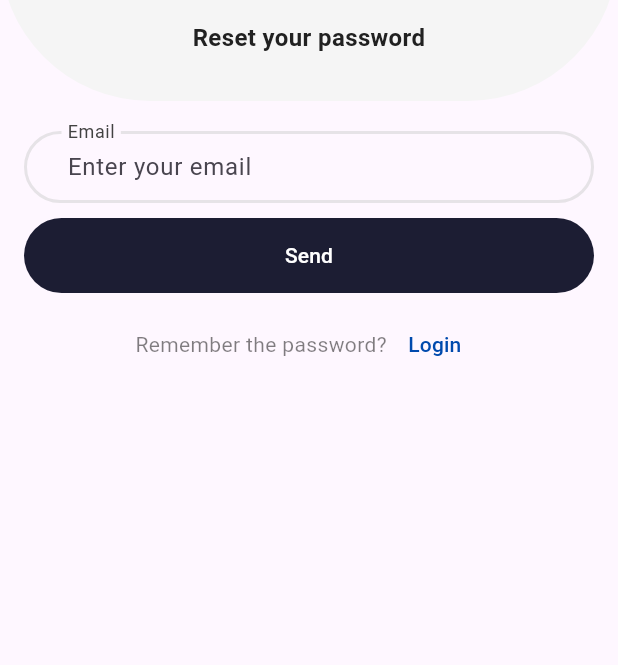
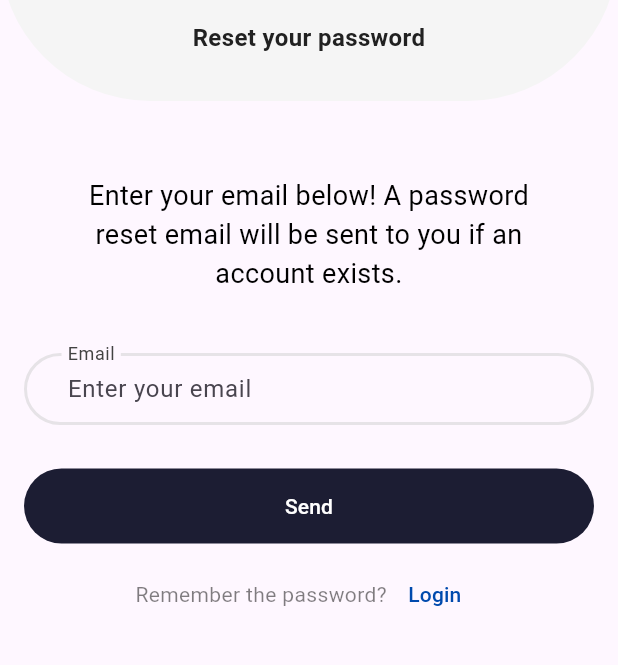
Before and after one commit to MuhannadAljabri/SpeakIQ, a Flutter app: the screen it shows after launch, item 2 of the bottom bar chosen, after a tap on "Forgot password?", on a phone screen of 412 x 824 dp, the part 199-864 px from its top. Run offline on Flutter 3.47's test engine with Material 3 defaults, Android fonts, the phone set to English and light mode, and no system bars; our stand-ins replace file_picker, firebase_auth, firebase_core, firebase_database, firebase_storage, flutter_svg and 3 more; missing offline and left inert: dart:ffi; accounts and stored records are empty; Roboto replaces fonts that are missing (Poppins).

Commit message:
editing style

```diff
--- a/lib/Screens/forgot_password.dart
+++ b/lib/Screens/forgot_password.dart
@@ -90,13 +90,23 @@ class _ForgotPasswordScreenState extends State<ForgotPasswordScreen> {
               )
             ],
           ),
-          const SizedBox(height: 10),
+          const Padding(
+                  padding: EdgeInsets.only(top: 50, bottom: 30, left: 50, right: 50),
+                  child: Text(
+                    "Enter your email below! A password reset email will be sent to you if an account exists.",
+                    textAlign: TextAlign.center,
+                    style: TextStyle(
+                      fontFamily: 'Poppins',
+                      color: Colors.black,
+                      fontSize: 18,
+                    ),
+                  )),
           Form(
               key: formField,
               child: Column(children: [
                 // Email field
                 Padding(
-                  padding: const EdgeInsets.fromLTRB(16, 10, 16, 10),
+                  padding: const EdgeInsets.fromLTRB(16, 10, 16, 29),
                   child: Row(children: [
                     const SizedBox(height: 20),
                     Expanded(
@@ -161,7 +171,7 @@ class _ForgotPasswordScreenState extends State<ForgotPasswordScreen> {
                   child: Text('OK'),
                   onPressed: () {
                     Navigator.pop(context); // Close the dialog
-                    Navigator.of(context).push(slidingFromDown(LoginScreen()));
+                    Navigator.pop(context); // Return to the login page
                   },
                 ),
               ],
--- a/lib/Screens/login.dart
+++ b/lib/Screens/login.dart
@@ -85,7 +85,7 @@ class LoginState extends State<LoginScreen> {
           child: Column(children: [
             // Email field
             Padding(
-              padding: const EdgeInsets.fromLTRB(16, 10, 16, 10),
+              padding: const EdgeInsets.fromLTRB(16, 10, 16, 0),
               child: Row(children: [
                 const SizedBox(height: 20),
                 Expanded(
@@ -96,10 +96,9 @@ class LoginState extends State<LoginScreen> {
                 )),
               ]),
             ),
-            const SizedBox(height: 5),
             // Password field
             Padding(
-              padding: const EdgeInsets.fromLTRB(16, 10, 16, 0),
+              padding: const EdgeInsets.fromLTRB(16, 16, 16, 0),
               child: Row(children: [
                 const SizedBox(height: 20),
                 Expanded(
```
